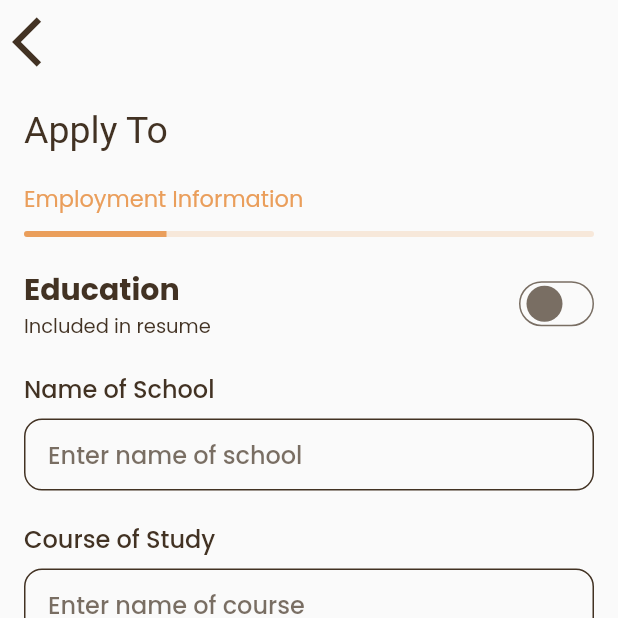
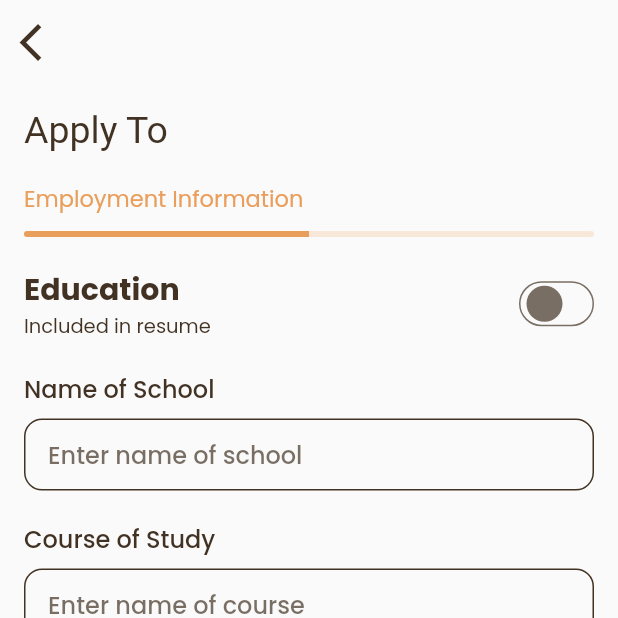
Before and after one commit to vaibhav72/jobbox, a Flutter app: the EmployeeInfoWidget screen opened directly, on a phone screen of 412 x 824 dp, the top half of it. Run offline on Flutter 3.47's test engine with Material 2 defaults, Android fonts, the light colour scheme and no system bars; our stand-ins replace file_picker, flutter_svg, get, google_fonts, image_picker, shared_preferences; accounts and stored records are empty.

Commit message:
feat: style modulrization

```diff
--- a/lib/presentation/apply_to_job/widgets/employment_info_view.dart
+++ b/lib/presentation/apply_to_job/widgets/employment_info_view.dart
@@ -1,10 +1,10 @@
+import 'package:employee/utils/meta_styles.dart';
 import 'package:flutter/material.dart';
 import 'package:flutter/services.dart';
 import 'package:get/get.dart';
-import 'package:google_fonts/google_fonts.dart';
 
 import '../../../utils/helpers.dart';
-import '../../../utils/meta_colors.dart';
+
 import '../controller.dart';
 
 ///The EmployeeInfoWidget is a widget that displays the employment information of the user.
@@ -31,10 +31,10 @@ class EmployeeInfoWidget extends GetView<ApplyToJobController> {
             onTap: () {
               controller.gotoDocuments();
             },
-            child: const Icon(
+            child: Icon(
               Icons.arrow_back_ios,
-              color: MetaColors.textColor,
-              size: 40,
+              color: Get.theme.colorScheme.secondary,
+              size: 30,
             ),
           ),
         ),
@@ -44,14 +44,13 @@ class EmployeeInfoWidget extends GetView<ApplyToJobController> {
             crossAxisAlignment: CrossAxisAlignment.start,
             children: [
               Text("Apply To ${controller.job.value?.companyName ?? ''}",
-                  style: GoogleFonts.autourOne(
-                      fontSize: 25, color: MetaColors.textColor)),
+                  style: MetaStyles.pageTitleStyle),
               const SizedBox(
                 height: 20,
               ),
               Text(
                 "Employment Information",
-                style: TextStyle(color: Get.theme.primaryColor, fontSize: 15),
+                style: MetaStyles.pageSubtitleStyle,
               ),
               const SizedBox(
                 height: 10,
@@ -59,7 +58,7 @@ class EmployeeInfoWidget extends GetView<ApplyToJobController> {
               ClipRRect(
                 borderRadius: BorderRadius.circular(10),
                 child: LinearProgressIndicator(
-                  value: 0.25,
+                  value: 0.5,
                   backgroundColor: Get.theme.primaryColor.withOpacity(0.2),
                   color: Get.theme.primaryColor,
                 ),
@@ -69,7 +68,8 @@ class EmployeeInfoWidget extends GetView<ApplyToJobController> {
               ),
               Expanded(
                 child: Obx(
-                  () => SingleChildScrollView(
+                  () {
+                    return SingleChildScrollView(
                       child: Form(
                         key: controller.formKey,
                         child: Column(
@@ -78,17 +78,13 @@ class EmployeeInfoWidget extends GetView<ApplyToJobController> {
                               children: [
                                 Expanded(
                                   child: Column(
-                                  crossAxisAlignment: CrossAxisAlignment.start,
-                                  children: const [
+                                    crossAxisAlignment:
+                                        CrossAxisAlignment.start,
+                                    children: [
                                       Text("Education",
-                                        style: TextStyle(
-                                            fontSize: 20,
-                                            fontWeight: FontWeight.bold,
-                                            color: MetaColors.textColor)),
+                                          style: MetaStyles.fieldTitleStyle),
                                       Text("Included in resume",
-                                        style: TextStyle(
-                                            fontSize: 13,
-                                            color: MetaColors.textColor)),
+                                          style: MetaStyles.fieldSubtitleStyle),
                                     ],
                                   ),
                                 ),
@@ -97,7 +93,8 @@ class EmployeeInfoWidget extends GetView<ApplyToJobController> {
                                     isSelected: controller
                                         .educationIncludedInResume.value!,
                                     onTap: () {
-                                    controller.educationIncludedInResume.value =
+                                      controller
+                                              .educationIncludedInResume.value =
                                           !controller
                                               .educationIncludedInResume.value!;
                                     },
@@ -113,7 +110,8 @@ class EmployeeInfoWidget extends GetView<ApplyToJobController> {
                                 children: [
                                   CustomTextField(
                                       title: "Name of School",
-                                    controller: controller.schoolNameController,
+                                      controller:
+                                          controller.schoolNameController,
                                       validator: (p0) {
                                         if (p0!.isEmpty) {
                                           return "Please enter name of school";
@@ -161,17 +159,13 @@ class EmployeeInfoWidget extends GetView<ApplyToJobController> {
                               children: [
                                 Expanded(
                                   child: Column(
-                                  crossAxisAlignment: CrossAxisAlignment.start,
-                                  children: const [
+                                    crossAxisAlignment:
+                                        CrossAxisAlignment.start,
+                                    children: [
                                       Text("Work Experience",
-                                        style: TextStyle(
-                                            fontSize: 20,
-                                            fontWeight: FontWeight.bold,
-                                            color: MetaColors.textColor)),
+                                          style: MetaStyles.fieldTitleStyle),
                                       Text("Included in resume",
-                                        style: TextStyle(
-                                            fontSize: 13,
-                                            color: MetaColors.textColor)),
+                                          style: MetaStyles.fieldSubtitleStyle),
                                     ],
                                   ),
                                 ),
@@ -180,10 +174,10 @@ class EmployeeInfoWidget extends GetView<ApplyToJobController> {
                                     isSelected: controller
                                         .experienceIncludedInResume.value!,
                                     onTap: () {
-                                    controller
-                                            .experienceIncludedInResume.value =
-                                        !controller
-                                            .experienceIncludedInResume.value!;
+                                      controller.experienceIncludedInResume
+                                              .value =
+                                          !controller.experienceIncludedInResume
+                                              .value!;
                                     },
                                   ),
                                 ),
@@ -223,7 +217,8 @@ class EmployeeInfoWidget extends GetView<ApplyToJobController> {
                                     height: 20,
                                   ),
                                   CustomTextField(
-                                    controller: controller.experienceController,
+                                      controller:
+                                          controller.experienceController,
                                       validator: (value) {
                                         if (value!.isEmpty) {
                                           return "Experience is required";
@@ -241,13 +236,10 @@ class EmployeeInfoWidget extends GetView<ApplyToJobController> {
                             const SizedBox(
                               height: 20,
                             ),
-                          const Align(
+                            Align(
                               alignment: Alignment.centerLeft,
                               child: Text("Additional Skills",
-                                style: TextStyle(
-                                    fontSize: 20,
-                                    fontWeight: FontWeight.bold,
-                                    color: MetaColors.textColor)),
+                                  style: MetaStyles.fieldTitleStyle),
                             ),
                             const SizedBox(
                               height: 20,
@@ -257,7 +249,8 @@ class EmployeeInfoWidget extends GetView<ApplyToJobController> {
                                 Get.dialog(Center(
                                   child: AlertDialog(
                                     shape: RoundedRectangleBorder(
-                                      borderRadius: BorderRadius.circular(12)),
+                                        borderRadius:
+                                            BorderRadius.circular(12)),
                                     content: Column(
                                       mainAxisSize: MainAxisSize.min,
                                       children: [
@@ -285,8 +278,9 @@ class EmployeeInfoWidget extends GetView<ApplyToJobController> {
                               child: Container(
                                 decoration: BoxDecoration(
                                     borderRadius: BorderRadius.circular(12),
-                                  border:
-                                      Border.all(color: MetaColors.textColor)),
+                                    border: Border.all(
+                                        color:
+                                            Get.theme.colorScheme.secondary)),
                                 child: Padding(
                                   padding: EdgeInsets.all(
                                       controller.skills.value!.isNotEmpty
@@ -307,14 +301,15 @@ class EmployeeInfoWidget extends GetView<ApplyToJobController> {
                                           children: controller.skills.value!
                                               .map((e) => Padding(
                                                     padding:
-                                                      const EdgeInsets.all(8.0),
+                                                        const EdgeInsets.all(
+                                                            8.0),
                                                     child: Chip(
                                                       deleteIcon: const Icon(
                                                         Icons.close,
                                                         color: Colors.white,
                                                       ),
-                                                    backgroundColor:
-                                                        Get.theme.primaryColor,
+                                                      backgroundColor: Get
+                                                          .theme.primaryColor,
                                                       shape:
                                                           RoundedRectangleBorder(
                                                               borderRadius:
@@ -324,10 +319,12 @@ class EmployeeInfoWidget extends GetView<ApplyToJobController> {
                                                       label: Text(
                                                         e,
                                                         style: const TextStyle(
-                                                          color: Colors.white),
+                                                            color:
+                                                                Colors.white),
                                                       ),
                                                       onDeleted: () {
-                                                      controller.removeSkill(e);
+                                                        controller
+                                                            .removeSkill(e);
                                                       },
                                                     ),
                                                   ))
@@ -342,7 +339,8 @@ class EmployeeInfoWidget extends GetView<ApplyToJobController> {
                           ],
                         ),
                       ),
-                  ),
+                    );
+                  },
                 ),
               ),
               CustomButton(
--- a/lib/presentation/home/widgets/job_tile_widget.dart
+++ b/lib/presentation/home/widgets/job_tile_widget.dart
@@ -66,10 +66,10 @@ class JobTile extends StatelessWidget {
                   ),
                   Text(
                     data.jobTitle,
-                    style: const TextStyle(
+                    style: TextStyle(
                         fontSize: 20,
                         fontWeight: FontWeight.w900,
-                        color: MetaColors.textColor),
+                        color: Get.theme.colorScheme.secondary),
                   ),
                   const SizedBox(
                     height: 16,
--- a/lib/presentation/home/widgets/my_jobs_widget.dart
+++ b/lib/presentation/home/widgets/my_jobs_widget.dart
@@ -26,7 +26,7 @@ class MyJobs extends GetView<HomeController> {
             Text(
               "Your Applied Jobs",
               style: GoogleFonts.autourOne(
-                  color: MetaColors.textColor,
+                  color: Get.theme.colorScheme.secondary,
                   fontSize: 20,
                   fontWeight: FontWeight.w500),
             ),
@@ -35,8 +35,8 @@ class MyJobs extends GetView<HomeController> {
               child: SvgPicture.asset(
                 MetaAssets.pencilIcon,
                 height: 20,
-                colorFilter: const ColorFilter.mode(
-                    MetaColors.textColor, BlendMode.srcIn),
+                colorFilter: ColorFilter.mode(
+                    Get.theme.colorScheme.secondary, BlendMode.srcIn),
               ),
             )
           ],
--- a/lib/utils/helpers.dart
+++ b/lib/utils/helpers.dart
@@ -18,19 +18,19 @@ InputDecoration formDecoration({String? hint, bool? obscure, Widget? suffix}) {
       hintStyle: TextStyle(
           fontSize: 16,
           fontWeight: FontWeight.w500,
-          color: MetaColors.textColor.withOpacity(0.7)),
+          color: Get.theme.colorScheme.secondary.withOpacity(0.7)),
       border: OutlineInputBorder(
           borderRadius: BorderRadius.circular(12),
-          borderSide: const BorderSide(color: MetaColors.textColor)),
+          borderSide: BorderSide(color: Get.theme.colorScheme.secondary)),
       enabledBorder: OutlineInputBorder(
           borderRadius: BorderRadius.circular(12),
-          borderSide: const BorderSide(color: MetaColors.textColor)),
+          borderSide: BorderSide(color: Get.theme.colorScheme.secondary)),
       disabledBorder: OutlineInputBorder(
           borderRadius: BorderRadius.circular(12),
-          borderSide: const BorderSide(color: MetaColors.textColor)),
+          borderSide: BorderSide(color: Get.theme.colorScheme.secondary)),
       focusedBorder: OutlineInputBorder(
           borderRadius: BorderRadius.circular(12),
-          borderSide: const BorderSide(color: MetaColors.textColor)));
+          borderSide: BorderSide(color: Get.theme.colorScheme.secondary)));
 }
 
 ///A custom textfield for all textfields across the app to maintain consistency
@@ -60,10 +60,10 @@ class CustomTextField extends StatelessWidget {
       children: [
         Text(
           title,
-          style: const TextStyle(
+          style: TextStyle(
               fontSize: 16,
               fontWeight: FontWeight.w500,
-              color: MetaColors.textColor),
+              color: Get.theme.colorScheme.secondary),
         ),
         const SizedBox(
           height: 8,
@@ -72,7 +72,7 @@ class CustomTextField extends StatelessWidget {
           controller: controller,
           validator: validator,
           inputFormatters: inputFormatters,
-          cursorColor: MetaColors.textColor,
+          cursorColor: Get.theme.colorScheme.secondary,
           obscureText: obscure ?? false,
           decoration: formDecoration(hint: hint, obscure: obscure),
         )
@@ -100,7 +100,7 @@ class LogoWidget extends StatelessWidget {
           TextSpan(
             text: "box",
             style: GoogleFonts.autourOne(
-                color: MetaColors.textColor,
+                color: Get.theme.colorScheme.secondary,
                 fontSize: 50,
                 fontWeight: FontWeight.w500),
           )
@@ -215,10 +215,10 @@ class ApplySheet extends StatelessWidget {
                       ),
                       Text(
                         job.jobTitle,
-                        style: const TextStyle(
+                        style: TextStyle(
                             fontSize: 20,
                             fontWeight: FontWeight.w900,
-                            color: MetaColors.textColor),
+                            color: Get.theme.colorScheme.secondary),
                       ),
                       const SizedBox(
                         height: 10,
@@ -231,55 +231,55 @@ class ApplySheet extends StatelessWidget {
                       const SizedBox(
                         height: 30,
                       ),
-                      const Align(
+                      Align(
                         alignment: Alignment.centerLeft,
                         child: Text("Job Description",
                             style: TextStyle(
                                 fontSize: 16,
                                 fontWeight: FontWeight.w900,
-                                color: MetaColors.textColor)),
+                                color: Get.theme.colorScheme.secondary)),
                       ),
                       const SizedBox(
                         height: 10,
                       ),
                       Text(
                         job.description,
-                        style: const TextStyle(
+                        style: TextStyle(
                             fontSize: 16,
                             fontWeight: FontWeight.w400,
-                            color: MetaColors.textColor),
+                            color: Get.theme.colorScheme.secondary),
                       ),
                       const SizedBox(
                         height: 30,
                       ),
-                      const Align(
+                      Align(
                         alignment: Alignment.centerLeft,
                         child: Text("Requirements",
                             style: TextStyle(
                                 fontSize: 16,
                                 fontWeight: FontWeight.w900,
-                                color: MetaColors.textColor)),
+                                color: Get.theme.colorScheme.secondary)),
                       ),
                       const SizedBox(
                         height: 10,
                       ),
                       Text(
                         job.requirements,
-                        style: const TextStyle(
+                        style: TextStyle(
                             fontSize: 16,
                             fontWeight: FontWeight.w400,
-                            color: MetaColors.textColor),
+                            color: Get.theme.colorScheme.secondary),
                       ),
                       const SizedBox(
                         height: 30,
                       ),
-                      const Align(
+                      Align(
                         alignment: Alignment.centerLeft,
                         child: Text("Salary Range",
                             style: TextStyle(
                                 fontSize: 16,
                                 fontWeight: FontWeight.w900,
-                                color: MetaColors.textColor)),
+                                color: Get.theme.colorScheme.secondary)),
                       ),
                       const SizedBox(
                         height: 10,
@@ -288,22 +288,22 @@ class ApplySheet extends StatelessWidget {
                         alignment: Alignment.centerLeft,
                         child: Text(
                           job.salaryRange,
-                          style: const TextStyle(
+                          style: TextStyle(
                               fontSize: 16,
                               fontWeight: FontWeight.w400,
-                              color: MetaColors.textColor),
+                              color: Get.theme.colorScheme.secondary),
                         ),
                       ),
                       const SizedBox(
                         height: 30,
                       ),
-                      const Align(
+                      Align(
                         alignment: Alignment.centerLeft,
                         child: Text("Posted At",
                             style: TextStyle(
                                 fontSize: 16,
                                 fontWeight: FontWeight.w900,
-                                color: MetaColors.textColor)),
+                                color: Get.theme.colorScheme.secondary)),
                       ),
                       const SizedBox(
                         height: 10,
@@ -312,10 +312,10 @@ class ApplySheet extends StatelessWidget {
                         alignment: Alignment.centerLeft,
                         child: Text(
                           DateFormat('dd MMM , yyyy').format(job.postedAt),
-                          style: const TextStyle(
+                          style: TextStyle(
                               fontSize: 16,
                               fontWeight: FontWeight.w400,
-                              color: MetaColors.textColor),
+                              color: Get.theme.colorScheme.secondary),
                         ),
                       ),
                       const SizedBox(
@@ -403,8 +403,8 @@ class CustomSwitcher extends StatelessWidget {
             borderRadius: BorderRadius.circular(20),
             border: Border.all(
               color: !isSelected
-                  ? MetaColors.textColor.withOpacity(0.7)
-                  : MetaColors.textColor,
+                  ? Get.theme.colorScheme.secondary.withOpacity(0.7)
+                  : Get.theme.colorScheme.secondary,
             )),
         child: Padding(
           padding: const EdgeInsets.all(2.0),
@@ -415,8 +415,8 @@ class CustomSwitcher extends StatelessWidget {
             child: CircleAvatar(
               radius: 14,
               backgroundColor: !isSelected
-                  ? MetaColors.textColor.withOpacity(0.7)
-                  : MetaColors.textColor,
+                  ? Get.theme.colorScheme.secondary.withOpacity(0.7)
+                  : Get.theme.colorScheme.secondary,
             ),
           ),
         ),
--- /dev/null
+++ b/lib/utils/meta_styles.dart
@@ -0,0 +1,28 @@
+import 'package:flutter/material.dart';
+import 'package:get/get.dart';
+import 'package:google_fonts/google_fonts.dart';
+
+class MetaStyles {
+  static TextStyle fieldTitleStyle = TextStyle(
+      fontSize: 20,
+      fontWeight: FontWeight.bold,
+      color: Get.theme.colorScheme.secondary);
+  static TextStyle fieldSubtitleStyle =
+      TextStyle(fontSize: 13, color: Get.theme.colorScheme.secondary);
+  static TextStyle pageSubtitleStyle =
+      TextStyle(color: Get.theme.primaryColor, fontSize: 15);
+  static TextStyle pageTitleStyle = GoogleFonts.autourOne(
+      fontSize: 25, color: Get.theme.colorScheme.secondary);
+
+// profile
+  static TextStyle profileFieldSubtTitleStyle =
+      TextStyle(fontSize: 16, color: Get.theme.colorScheme.tertiary);
+  static TextStyle profileFieldTitleStyle = TextStyle(
+      fontSize: 20,
+      fontWeight: FontWeight.bold,
+      color: Get.theme.colorScheme.secondary);
+  static TextStyle profileFieldValueStyle = TextStyle(
+      fontWeight: FontWeight.w600,
+      fontSize: 17,
+      color: Get.theme.colorScheme.secondary);
+}
```
Also changed, not shown: lib/presentation/apply_to_job/widgets/document_view.dart (+26 -30 lines), lib/presentation/apply_to_job/widgets/review_info_view.dart (+55 -77 lines), lib/presentation/auth/login_view.dart (+3 -4 lines), lib/presentation/auth/sigup_view.dart (+6 -4 lines), lib/presentation/home/widgets/profile_widget.dart (+47 -68 lines), lib/presentation/home/widgets/welcome_view_widget.dart (+9 -6 lines), 1 other file. Lines whose indentation alone changed are shown as unchanged.
